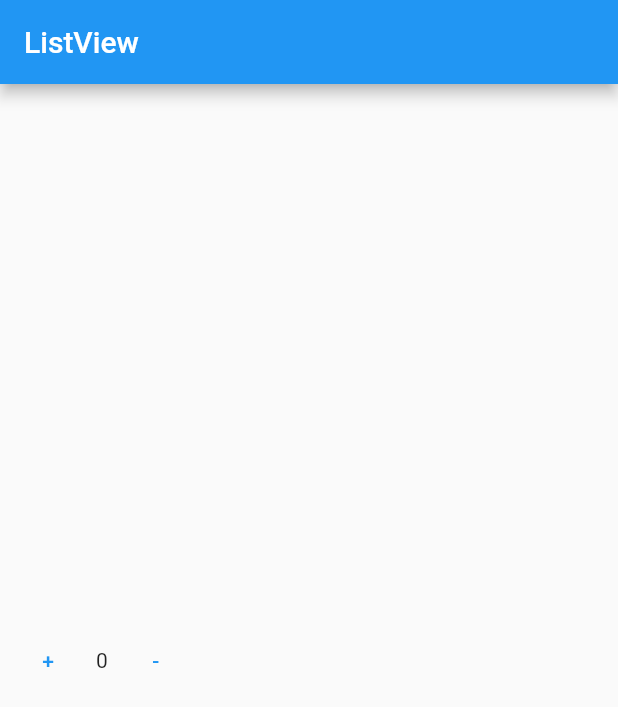
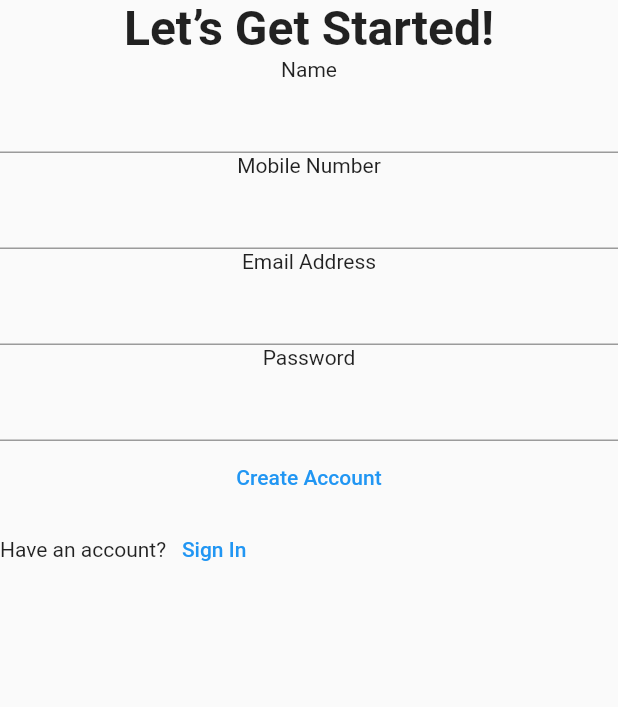
Before and after one commit to maheshmobileApp/IARE-FLutter-Project, a Flutter app: the screen it shows after launch, on a phone screen of 412 x 824 dp. Shown: the top 707 px of the screen. Run offline on Flutter 3.47's test engine with Material 2 defaults, Android fonts, the phone set to English and light mode, and no system bars; our stand-ins replace dio.

Commit message:
figma design sign up page

```diff
--- /dev/null
+++ b/lib/Signup/SignUpStyle.dart
@@ -0,0 +1,3 @@
+import 'package:flutter/material.dart';
+
+TextStyle letStartStyle = TextStyle(fontSize: 32, fontWeight: FontWeight.w600);
--- /dev/null
+++ b/lib/Signup/SignupPage.dart
@@ -0,0 +1,39 @@
+import 'package:flutter/material.dart';
+
+import 'SignUpStyle.dart';
+
+class SignupPage extends StatefulWidget {
+  const SignupPage({Key? key}) : super(key: key);
+
+  @override
+  _SignupPageState createState() => _SignupPageState();
+}
+
+class _SignupPageState extends State<SignupPage> {
+  @override
+  Widget build(BuildContext context) {
+    return Scaffold(
+      backgroundColor: Color.fromRGBO(250, 250, 250, 1),
+      body: Container(
+        child: Column(children: [
+          Text("Let’s Get Started!",style: letStartStyle),
+          Text("Name"),
+          TextFormField(),
+          Text("Mobile Number"),
+          TextFormField(),
+          Text("Email Address"),
+          TextFormField(),
+          Text("Password"),
+          TextFormField(),
+          TextButton(onPressed: () {}, child: Text("Create Account")),
+          Row(
+            children: [
+              Text("Have an account?"),
+              TextButton(onPressed: () {}, child: Text("Sign In"))
+            ],
+          )
+        ]),
+      ),
+    );
+  }
+}
--- a/pubspec.yaml
+++ b/pubspec.yaml
@@ -35,6 +35,10 @@ dependencies:
   # The following adds the Cupertino Icons font to your application.
   # Use with the CupertinoIcons class for iOS style icons.
   cupertino_icons: ^1.0.2
+  dio: ^5.3.2
+
+
+
 
 dev_dependencies:
   flutter_test:
```
Also changed, not shown: lib/GetApiCall/GetApiCallSample.dart (added, +51 -0 lines), lib/TodoTaskWithStatefullwidtet/TodoTaskWithStatefullWidget.dart (added, +72 -0 lines), lib/main.dart (+8 -2 lines), pubspec.lock, 1 other file.
